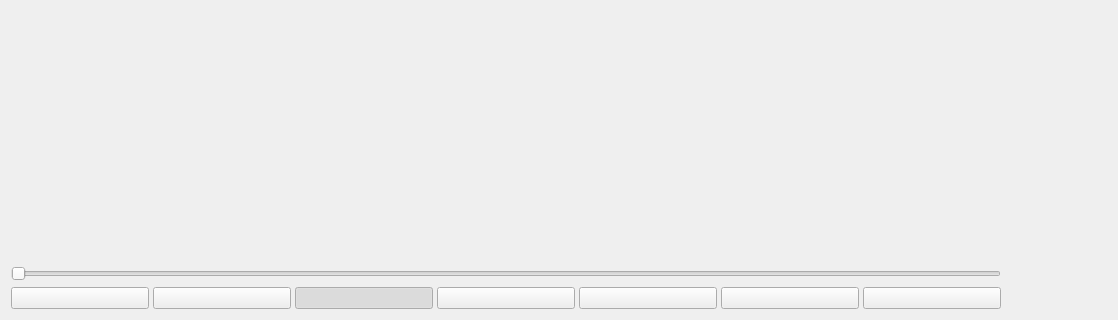
The window that videowindow.ui (Platash/Reco_3) describes before a commit, drawn with Qt 5; both pictures show x 0 to 1118 and y 409 to 729 of the 1118 by 729 pixel window.
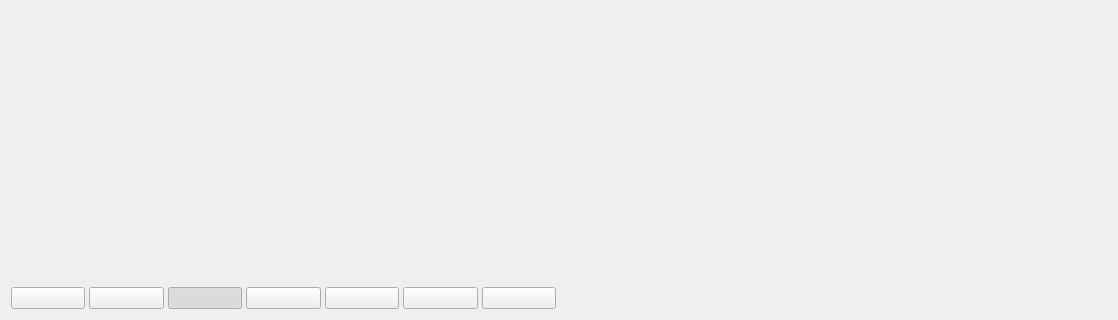
The same window after the commit. Icons and pictures are not drawn.

Patch:
```diff
--- a/videowindow.ui
+++ b/videowindow.ui
@@ -53,13 +53,6 @@
     </widget>
    </item>
    <item row="1" column="0">
-    <widget class="QSlider" name="slider">
-     <property name="orientation">
-      <enum>Qt::Horizontal</enum>
-     </property>
-    </widget>
-   </item>
-   <item row="2" column="0">
     <layout class="QHBoxLayout" name="flow_control" stretch="0,0,0,0,0,0,0">
      <property name="spacing">
       <number>4</number>
```
